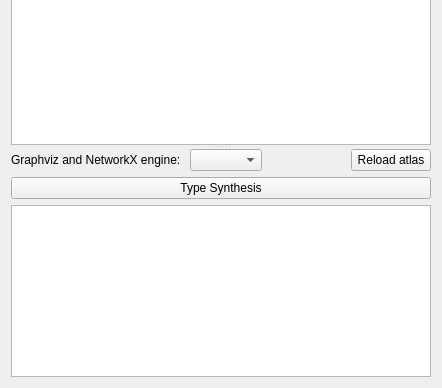
This is core/synthesis/NumberAndTypeSynthesis/Permutations.ui in KmolYuan/Pyslvs-UI as Qt 5 draws it before an edit; both pictures show x 0 to 442 and y 170 to 558 of the 442 by 558 pixel window. The edited form follows.
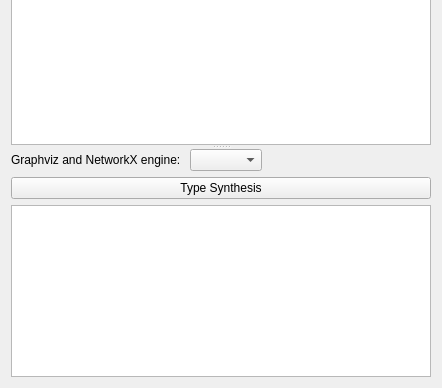
This is the edited form. Icons and pictures are not drawn.

Patch:
```diff
--- a/core/synthesis/NumberAndTypeSynthesis/Permutations.ui
+++ b/core/synthesis/NumberAndTypeSynthesis/Permutations.ui
@@ -175,13 +175,6 @@
            </property>
           </spacer>
          </item>
-         <item>
-          <widget class="QPushButton" name="reload_atlas">
-           <property name="text">
-            <string>Reload atlas</string>
-           </property>
-          </widget>
-         </item>
         </layout>
        </item>
        <item>
```
